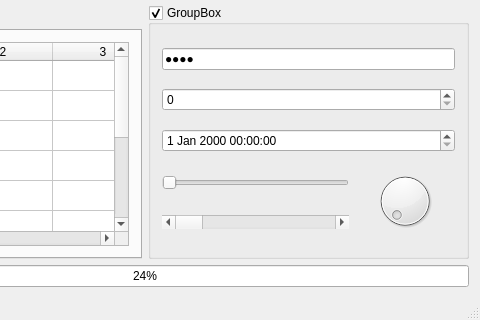
Before: the Qt Designer form mainwindow.ui in Jorgen-VikingGod/Qt-Frameless-Window-DarkStyle, drawn with Qt 5; both pictures show x 190 to 670 and y 239 to 559 of the 670 by 559 pixel window.
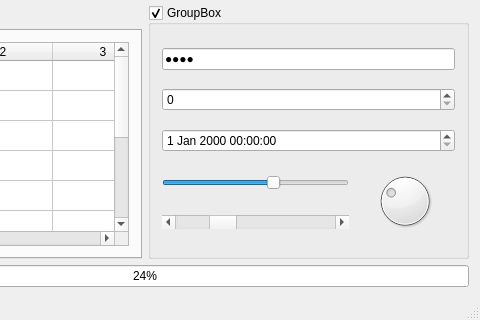
After: the same form once the commit is applied.

```diff
--- a/mainwindow.ui
+++ b/mainwindow.ui
@@ -347,16 +347,26 @@
        </item>
        <item row="3" column="0">
         <widget class="QSlider" name="horizontalSlider">
+         <property name="value">
+          <number>60</number>
+         </property>
          <property name="orientation">
           <enum>Qt::Horizontal</enum>
          </property>
         </widget>
        </item>
        <item row="3" column="1" rowspan="2">
-        <widget class="QDial" name="dial"/>
+        <widget class="QDial" name="dial">
+         <property name="value">
+          <number>30</number>
+         </property>
+        </widget>
        </item>
        <item row="4" column="0">
         <widget class="QScrollBar" name="horizontalScrollBar">
+         <property name="value">
+          <number>25</number>
+         </property>
          <property name="orientation">
           <enum>Qt::Horizontal</enum>
          </property>
```
